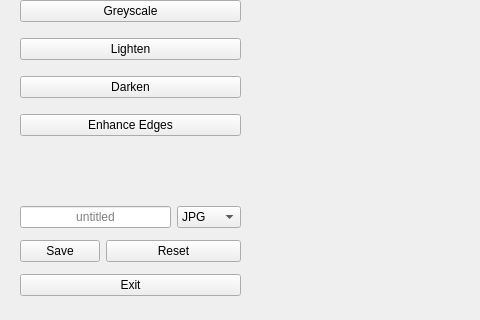
This is ui/main_window.ui in litvaluk/pyt-semestral-work as Qt 5 draws it before an edit; both pictures show x 0 to 480 and y 400 to 720 of the 1280 by 720 pixel window. The edited form follows.
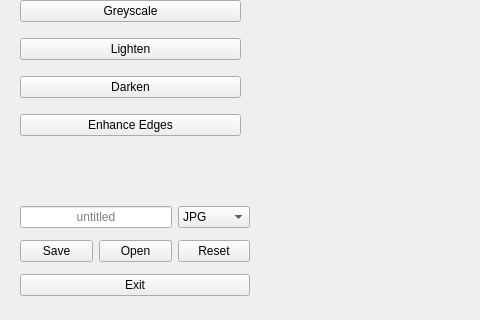
This is the edited form.

Commit message: Add open image functionality and the corresponding button.

Patch:
```diff
--- a/ui/main_window.ui
+++ b/ui/main_window.ui
@@ -51,7 +51,7 @@
      <rect>
       <x>20</x>
       <y>600</y>
-      <width>221</width>
+      <width>230</width>
       <height>104</height>
      </rect>
     </property>
@@ -114,7 +114,14 @@
        </property>
       </widget>
      </item>
-     <item row="1" column="1" colspan="2">
+     <item row="1" column="1">
+      <widget class="QPushButton" name="open_btn">
+       <property name="text">
+        <string>Open</string>
+       </property>
+      </widget>
+     </item>
+     <item row="1" column="2">
       <widget class="QPushButton" name="reset_btn">
        <property name="text">
         <string>Reset</string>
```
The commit also changes 2 other files.
